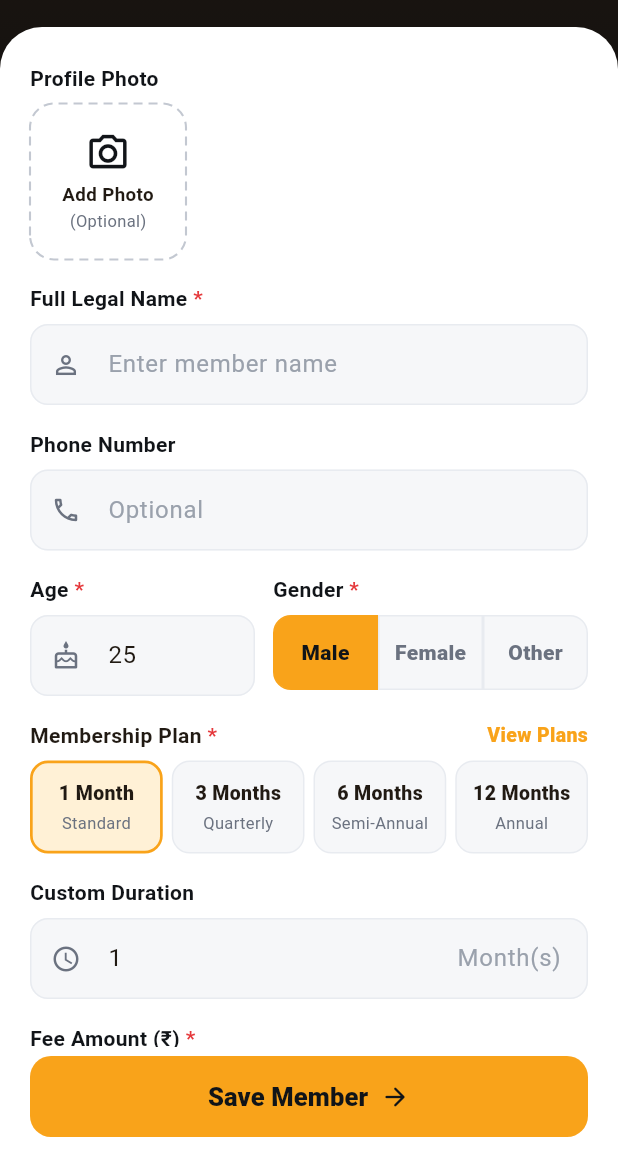
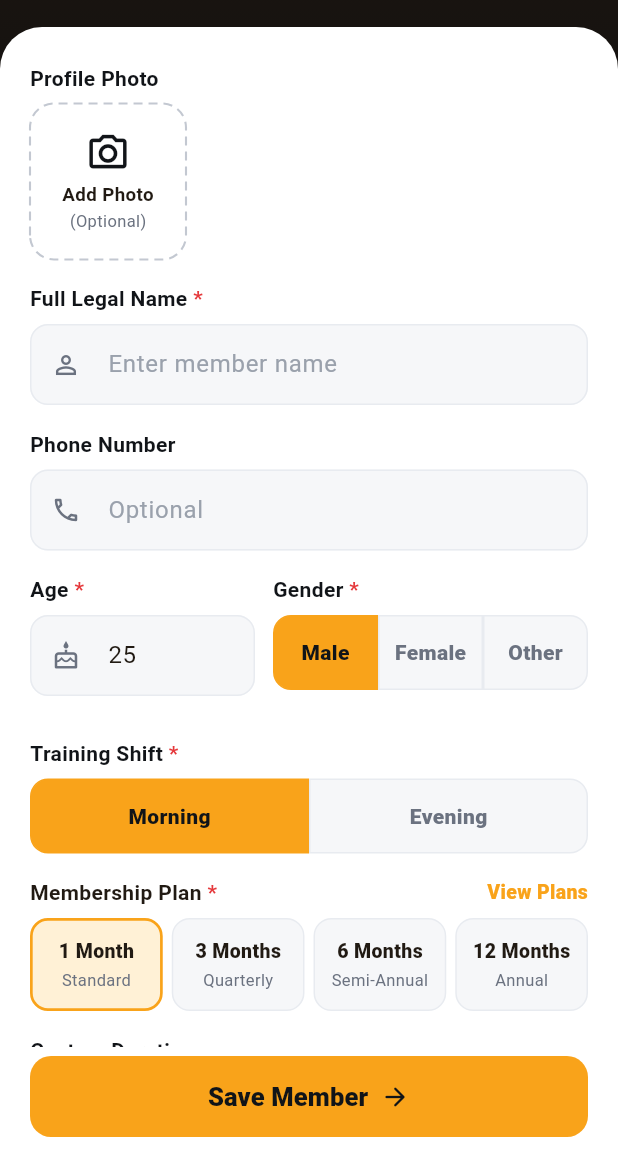
Before and after one commit to Vishal-Rajpoot-1530/gym_app, a Flutter app: the AddMember screen opened directly, on a phone screen of 412 x 824 dp, the part 75-1236 px from its top. Run offline on Flutter 3.47's test engine with Material 3 defaults, Android fonts, the phone set to English and light mode, and no system bars; our stand-ins replace font_awesome_flutter, image_picker, shared_preferences; accounts and stored records are empty; network calls fail.

Commit message:
final commite

```diff
--- a/lib/api/api_config.dart
+++ b/lib/api/api_config.dart
@@ -1,20 +1,61 @@
-import 'package:flutter/foundation.dart';
+// import 'package:flutter/foundation.dart';
+
+// class ApiConfig {
+//   ApiConfig._();
+//   static const String configuredBaseUrl = String.fromEnvironment(
+//     'GYM_API_BASE_URL',
+//   );
+//   static String get baseUrl => normalizeBaseUrl(
+//     configuredBaseUrl.isNotEmpty
+//         ? configuredBaseUrl
+//         : kIsWeb
+//         ? 'http://localhost:3001/api/v1'
+//         : 'http://10.0.2.2:3001/api/v1',
+//   );
+
+//   static String normalizeBaseUrl(String value) {
+//     final uri = Uri.tryParse(value.trim());
+//     if (uri == null ||
+//         !['http', 'https'].contains(uri.scheme) ||
+//         uri.host.isEmpty ||
+//         uri.userInfo.isNotEmpty ||
+//         uri.hasQuery ||
+//         uri.hasFragment) {
+//       throw ArgumentError('Invalid Gym API URL.');
+//     }
+//     var path = uri.path.replaceFirst(RegExp(r'/+$'), '');
+//     path = path.replaceFirst(RegExp(r'/physio$', caseSensitive: false), '');
+//     if (path.isEmpty) {
+//       path = '/api/v1';
+//     } else if (!path.endsWith('/api/v1')) {
+//       path = '$path/api/v1';
+//     }
+//     final port =
+//         uri.scheme == 'http' ||
+//             const {3000, 3001, 3002, 3004}.contains(uri.port)
+//         ? 3001
+//         : uri.port;
+//     return uri.replace(port: port, path: path).toString();
+//   }
+
+//   static const Duration timeout = Duration(seconds: 20);
+// }
+
 
 class ApiConfig {
   ApiConfig._();
+
   static const String configuredBaseUrl = String.fromEnvironment(
     'GYM_API_BASE_URL',
+    defaultValue:
+        'https://began-think-decisions-plates.trycloudflare.com/api/v1',
   );
-  static String get baseUrl => normalizeBaseUrl(
-    configuredBaseUrl.isNotEmpty
-        ? configuredBaseUrl
-        : kIsWeb
-        ? 'http://localhost:3001/api/v1'
-        : 'http://10.0.2.2:3001/api/v1',
-  );
+
+  static String get baseUrl => normalizeBaseUrl(configuredBaseUrl);
 
   static String normalizeBaseUrl(String value) {
     final uri = Uri.tryParse(value.trim());
+
     if (uri == null ||
         !['http', 'https'].contains(uri.scheme) ||
         uri.host.isEmpty ||
@@ -23,19 +64,17 @@ class ApiConfig {
         uri.hasFragment) {
       throw ArgumentError('Invalid Gym API URL.');
     }
+
     var path = uri.path.replaceFirst(RegExp(r'/+$'), '');
     path = path.replaceFirst(RegExp(r'/physio$', caseSensitive: false), '');
+
     if (path.isEmpty) {
       path = '/api/v1';
     } else if (!path.endsWith('/api/v1')) {
       path = '$path/api/v1';
     }
-    final port =
-        uri.scheme == 'http' ||
-            const {3000, 3001, 3002, 3004}.contains(uri.port)
-        ? 3001
-        : uri.port;
-    return uri.replace(port: port, path: path).toString();
+
+    return uri.replace(path: path).toString();
   }
 
   static const Duration timeout = Duration(seconds: 20);
--- a/lib/models/member.dart
+++ b/lib/models/member.dart
@@ -15,7 +15,7 @@ enum MStatus { active, dueSoon, inactive }
 
 class Member {
   final int? id;
-  final String name, email, phone, gender, plan, status, notes, keycard;
+  final String name, email, phone, gender, plan, shift, status, notes, keycard;
   final int age, durationMonths;
   final double fee, prKg;
   final DateTime joiningDate, expiryDate, createdAt;
@@ -31,6 +31,7 @@ class Member {
     required this.plan,
     required this.durationMonths,
     required this.fee,
+    this.shift = 'Morning',
     required this.joiningDate,
     required this.expiryDate,
     this.status = 'active',
@@ -70,6 +71,7 @@ class Member {
         'gender': gender,
         'age': age,
         'plan': plan,
+        'shift': shift,
         'duration_months': durationMonths,
         'fee': fee,
         'joining_date': joiningDate.toIso8601String(),
@@ -90,6 +92,7 @@ class Member {
         gender: (m['gender'] as String?) ?? 'Male',
         age: (m['age'] as num?)?.toInt() ?? 0,
         plan: (m['plan'] as String?) ?? '',
+        shift: (m['shift'] as String?) ?? 'Morning',
         durationMonths: (m['duration_months'] as num?)?.toInt() ?? 1,
         fee: (m['fee'] as num?)?.toDouble() ?? 0,
         joiningDate: DateTime.parse(m['joining_date'] as String),
--- a/lib/screens/add_member.dart
+++ b/lib/screens/add_member.dart
@@ -26,6 +26,7 @@ class _AddMemberState extends State<AddMember> {
   final keycard = TextEditingController();
 
   String gender = 'Male';
+  String shift = 'Morning';
   int months = 1;
   DateTime join = dayOnly(DateTime.now());
   Uint8List? photo;
@@ -45,6 +46,7 @@ class _AddMemberState extends State<AddMember> {
       custom.text = '${existing.durationMonths}';
       keycard.text = existing.keycard;
       gender = existing.gender;
+      shift = existing.shift == 'Evening' ? 'Evening' : 'Morning';
       months = existing.durationMonths;
       join = dayOnly(existing.joiningDate);
       photo = existing.photo;
@@ -196,6 +198,7 @@ class _AddMemberState extends State<AddMember> {
         email: existing?.email ?? '',
         phone: phone.text.trim(),
         gender: gender,
+        shift: shift,
         age: int.parse(age.text.trim()),
         plan: planLabel(months),
         durationMonths: months,
@@ -254,6 +257,33 @@ class _AddMemberState extends State<AddMember> {
             style: TextStyle(
               fontWeight: FontWeight.w800,
               color: sel ? ink : muted,
+            ),
+          ),
+        ),
+      ),
+    );
+  }
+
+  Widget _shiftBtn(String value) {
+    final selected = shift == value;
+    return Expanded(
+      child: GestureDetector(
+        onTap: () => setState(() => shift = value),
+        child: Container(
+          height: 50,
+          alignment: Alignment.center,
+          decoration: BoxDecoration(
+            color: selected ? orange : fieldBg,
+            border: Border.all(color: selected ? orange : lineGrey),
+            borderRadius: value == 'Morning'
+                ? const BorderRadius.horizontal(left: Radius.circular(12))
+                : const BorderRadius.horizontal(right: Radius.circular(12)),
+          ),
+          child: Text(
+            value,
+            style: TextStyle(
+              fontWeight: FontWeight.w800,
+              color: selected ? ink : muted,
             ),
           ),
         ),
@@ -440,6 +470,17 @@ class _AddMemberState extends State<AddMember> {
                                       ],
                                     ),
                                   ),
+                                ],
+                              ),
+                              const SizedBox(height: 12),
+                              const FieldLabel(
+                                'Training Shift',
+                                required: true,
+                              ),
+                              Row(
+                                children: [
+                                  _shiftBtn('Morning'),
+                                  _shiftBtn('Evening'),
                                 ],
                               ),
                               Padding(
--- a/lib/screens/admin_profile.dart
+++ b/lib/screens/admin_profile.dart
@@ -235,7 +235,8 @@ class AdminProfileScreen extends StatelessWidget {
     final planName = switch (planType) {
       'monthly' => 'Monthly',
       'quarterly' => 'Quarterly',
-      'yearly' => 'Yearly',
+      'half_yearly' => 'Half Yearly',
+      'yearly' => 'Annual',
       _ => planType ?? 'No active plan',
     };
     final durationLabel = duration == null
--- a/lib/screens/profile.dart
+++ b/lib/screens/profile.dart
@@ -593,6 +593,10 @@ class ProfileScreen extends StatelessWidget {
                               Pill('${m.age} yrs'),
                               Pill(m.gender),
                               Pill(
+                                '${m.shift} Shift',
+                                icon: Icons.schedule_rounded,
+                              ),
+                              Pill(
                                 tierName(m.durationMonths),
                                 bg: orangeSoft,
                                 fg: const Color(0xffb86e00),
```
Also changed, not shown: lib/api/api_client.dart (+18 -5 lines), lib/api/api_exception.dart (+17 -3 lines), lib/screens/subscription_expired.dart (+6 -5 lines), lib/screens/subscription_plans.dart (+15 -6 lines), lib/widgets/common.dart (+33 -4 lines), lib/widgets/live.dart (+73 -9 lines), 36 other files.
